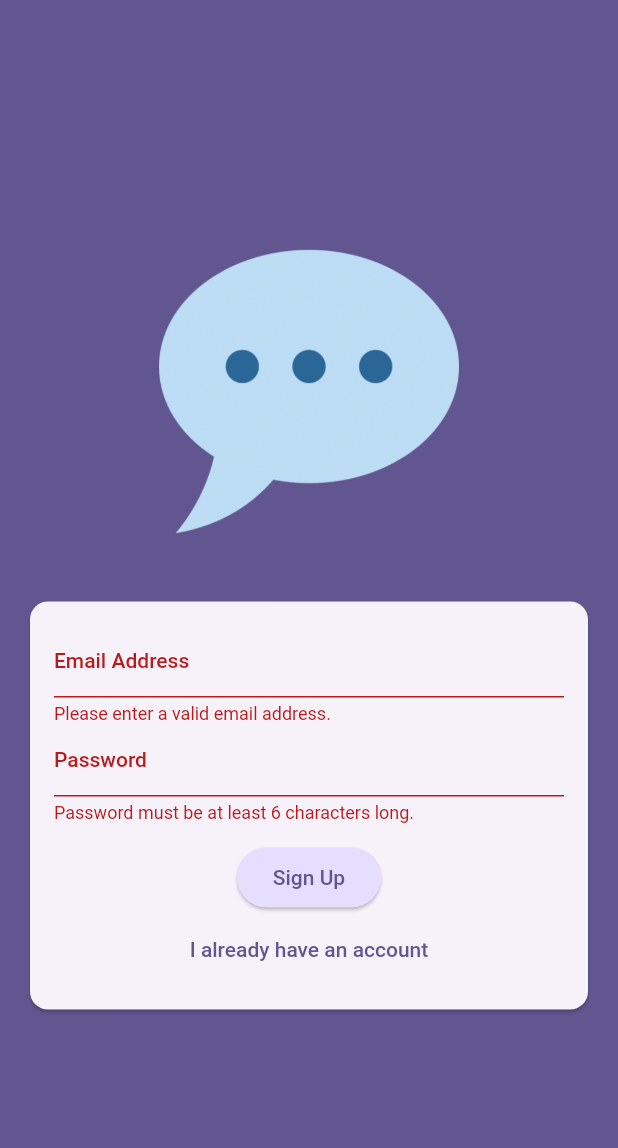
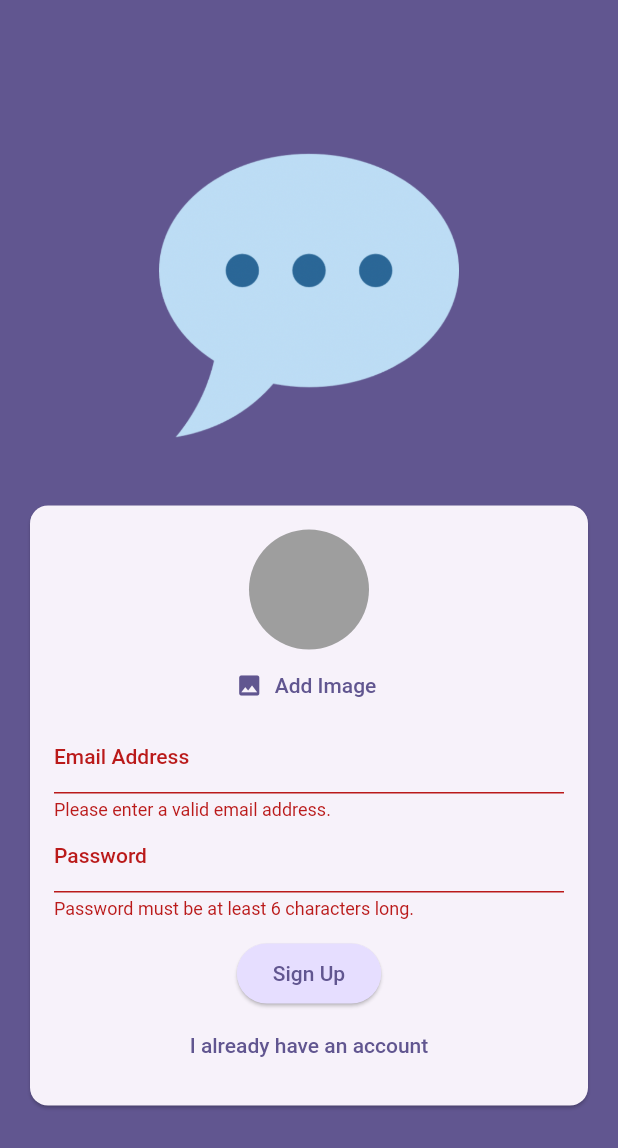
Before and after one commit to vuminhtruong/Flutter-project, a Flutter app: the screen it shows after launch, after a tap on "Login", after a tap on "Create an account", on a phone screen of 412 x 824 dp. Shown: the top 1148 px of the screen. Run offline on Flutter 3.47's test engine with Material 2 defaults, Android fonts, the phone set to English and light mode, and no system bars; our stand-ins replace firebase_auth, firebase_core, flutter_riverpod, geolocator, google_fonts, google_maps_flutter and 3 more; accounts and stored records are empty.

Commit message:
add user image

```diff
--- a/chat_app/lib/screen/authentication.dart
+++ b/chat_app/lib/screen/authentication.dart
@@ -1,3 +1,4 @@
+import 'package:chat_app/widget/user_image_picker.dart';
 import 'package:firebase_auth/firebase_auth.dart';
 import 'package:flutter/material.dart';
 
@@ -73,6 +74,8 @@ class _AuthenticationScreenState extends State<AuthenticationScreen> {
                       child: Column(
                         mainAxisSize: MainAxisSize.min,
                         children: [
+                          if(!_isLogin)
+                            const UserImagePicker(),
                           TextFormField(
                             decoration: const InputDecoration(
                               labelText: 'Email Address',
--- /dev/null
+++ b/chat_app/lib/widget/user_image_picker.dart
@@ -0,0 +1,50 @@
+import 'dart:io';
+import 'dart:math';
+
+import 'package:flutter/material.dart';
+import 'package:image_picker/image_picker.dart';
+
+class UserImagePicker extends StatefulWidget {
+  const UserImagePicker({super.key});
+
+  @override
+  State<UserImagePicker> createState() {
+    return _UserImagePickerState();
+  }
+}
+
+class _UserImagePickerState extends State<UserImagePicker> {
+  File? _pickedImageFile;
+
+  void _pickImage() async {
+    final pickedImage = await ImagePicker().pickImage(source: ImageSource.camera,imageQuality: 50,maxWidth: 150,);
+
+    if(pickedImage == null) {
+      return;
+    }
+
+    setState(() {
+      _pickedImageFile = File(pickedImage.path);
+    });
+  }
+
+  @override
+  Widget build(BuildContext context) {
+    return Column(
+      children: [
+        CircleAvatar(
+          radius: 40,
+          backgroundColor: Colors.grey,
+          foregroundImage: _pickedImageFile != null ? FileImage(_pickedImageFile!) : null,
+        ),
+        TextButton.icon(
+          onPressed: _pickImage,
+          icon: const Icon(Icons.image),
+          label: Text('Add Image',style: TextStyle(
+            color: Theme.of(context).colorScheme.primary,
+          ),),
+        ),
+      ],
+    );
+  }
+}
```
Also changed, not shown: chat_app/images/res2.png (added).
